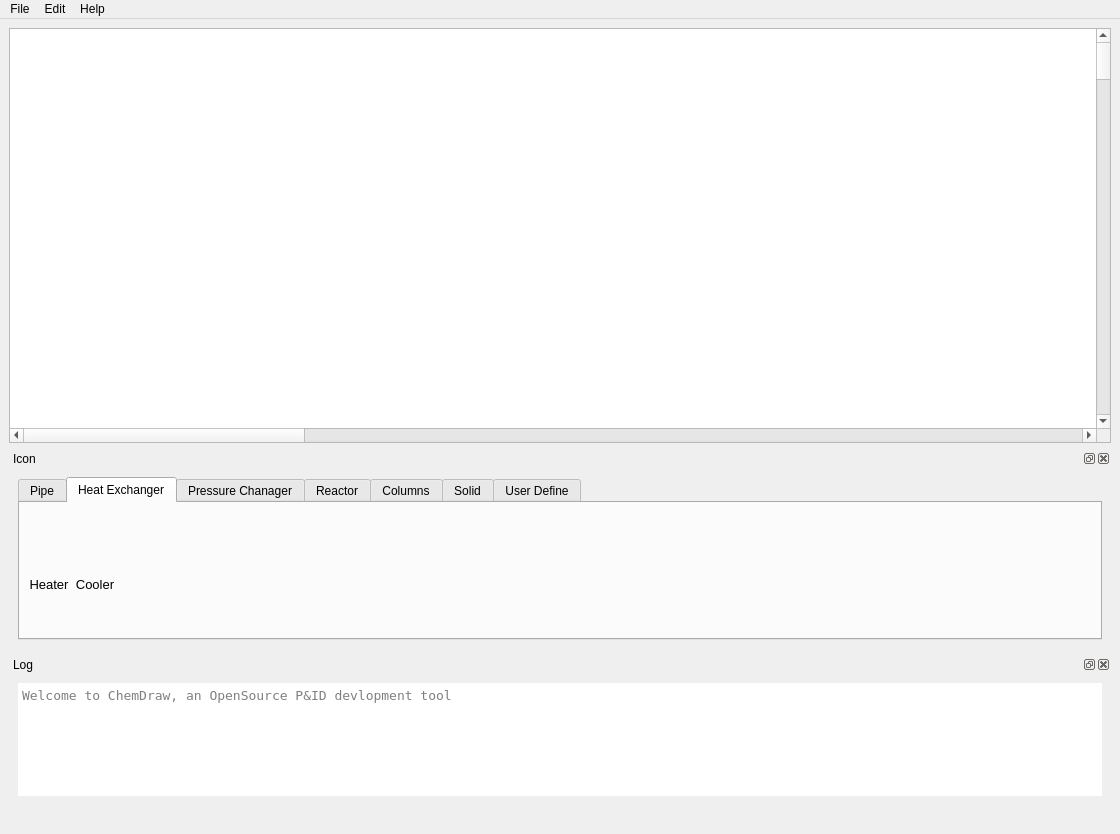
Qt form PFDui.ui (lifeixianshen/ChemDraw) before a commit.
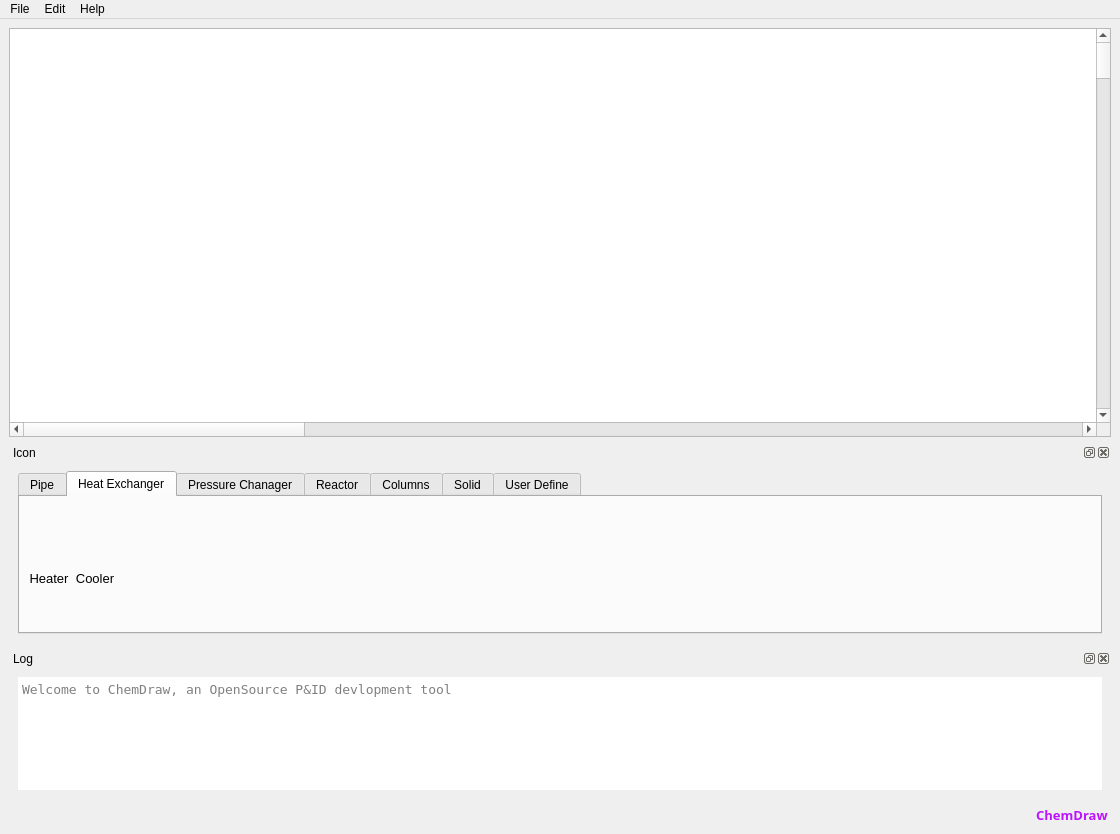
The same form after that commit. Icons and pictures are not drawn.

Diff of the .ui file:
```diff
--- a/PFDui.ui
+++ b/PFDui.ui
@@ -71,6 +71,9 @@
       <property name="horizontalScrollBarPolicy">
        <enum>Qt::ScrollBarAsNeeded</enum>
       </property>
+      <property name="sizeAdjustPolicy">
+       <enum>QAbstractScrollArea::AdjustToContents</enum>
+      </property>
       <property name="backgroundBrush">
        <brush brushstyle="NoBrush">
         <color alpha="255">
@@ -124,7 +127,7 @@
       </property>
       <property name="minimumSize">
        <size>
-        <width>343</width>
+        <width>377</width>
         <height>200</height>
        </size>
       </property>
@@ -355,11 +358,69 @@
      </widget>
     </item>
     <item>
-     <widget class="QLabel" name="status_lable">
-      <property name="text">
-       <string/>
-      </property>
-     </widget>
+     <layout class="QHBoxLayout" name="horizontalLayout">
+      <item>
+       <widget class="QLabel" name="status_lable">
+        <property name="text">
+         <string>          </string>
+        </property>
+       </widget>
+      </item>
+      <item>
+       <spacer name="horizontalSpacer_3">
+        <property name="orientation">
+         <enum>Qt::Horizontal</enum>
+        </property>
+        <property name="sizeHint" stdset="0">
+         <size>
+          <width>40</width>
+          <height>20</height>
+         </size>
+        </property>
+       </spacer>
+      </item>
+      <item>
+       <widget class="QLabel" name="status_label_2">
+        <property name="text">
+         <string>                 </string>
+        </property>
+       </widget>
+      </item>
+      <item>
+       <spacer name="horizontalSpacer_2">
+        <property name="orientation">
+         <enum>Qt::Horizontal</enum>
+        </property>
+        <property name="sizeHint" stdset="0">
+         <size>
+          <width>40</width>
+          <height>20</height>
+         </size>
+        </property>
+       </spacer>
+      </item>
+      <item>
+       <widget class="QLabel" name="status_label_3">
+        <property name="font">
+         <font>
+          <family>MV Boli</family>
+          <pointsize>10</pointsize>
+          <weight>75</weight>
+          <bold>true</bold>
+         </font>
+        </property>
+        <property name="text">
+         <string>&lt;html&gt;&lt;head/&gt;&lt;body&gt;&lt;p&gt;&lt;span style=&quot; font-weight:600; color:#bc13ff;&quot;&gt;ChemDraw  &lt;/span&gt;&lt;/p&gt;&lt;/body&gt;&lt;/html&gt;</string>
+        </property>
+        <property name="textFormat">
+         <enum>Qt::RichText</enum>
+        </property>
+        <property name="alignment">
+         <set>Qt::AlignRight|Qt::AlignTrailing|Qt::AlignVCenter</set>
+        </property>
+       </widget>
+      </item>
+     </layout>
     </item>
    </layout>
   </widget>
```
Left out of the diff: 92 changed lines with no effect on the pictures.
